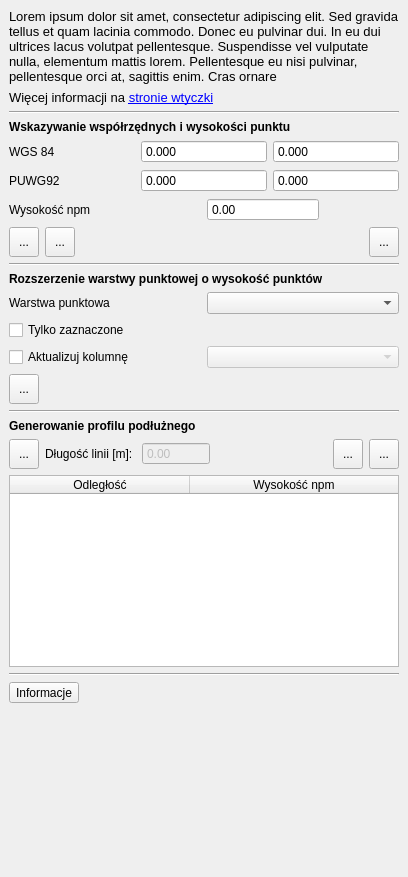
First picture: the form in gissupport_plugin/modules/gugik_nmt/gui/gugik_nmt_plugin_dockwidget_base.ui, repository gis-support/gis-support-plugin, before the edit.
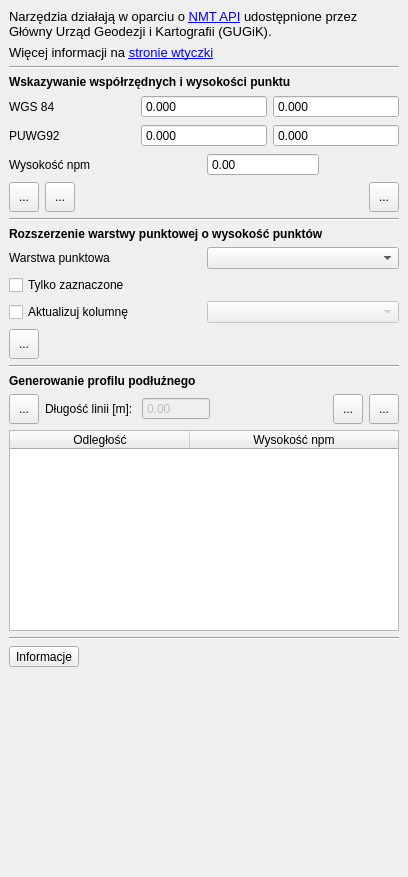
Second picture: the form after the edit. Custom widgets are drawn as their Qt base class.

Commit message: DEV011848, dodane opisy do narzędzi, nowy interfejs pobierania PRG

The edit to the form file:
```diff
--- a/gissupport_plugin/modules/gugik_nmt/gui/gugik_nmt_plugin_dockwidget_base.ui
+++ b/gissupport_plugin/modules/gugik_nmt/gui/gugik_nmt_plugin_dockwidget_base.ui
@@ -24,7 +24,7 @@
     <item>
      <widget class="QLabel" name="infoLabel">
       <property name="text">
-       <string>&lt;html&gt;&lt;head/&gt;&lt;body&gt;&lt;p&gt;&lt;span style=&quot; font-size:10pt;&quot;&gt;Lorem ipsum dolor sit amet, consectetur adipiscing elit. Sed gravida tellus et quam lacinia commodo. Donec eu pulvinar dui. In eu dui ultrices lacus volutpat pellentesque. Suspendisse vel vulputate nulla, elementum mattis lorem. Pellentesque eu nisi pulvinar, pellentesque orci at, sagittis enim. Cras ornare&lt;/span&gt;&lt;/p&gt;&lt;/body&gt;&lt;/html&gt;</string>
+       <string>&lt;html&gt;&lt;head/&gt;&lt;body&gt;&lt;p&gt;&lt;span style=&quot; font-size:10pt;&quot;&gt;Narzędzia działają w oparciu o &lt;a href=&quot;https://services.gugik.gov.pl/nmt/&quot;&gt;&lt;span style=&quot; font-size:10pt; text-decoration: underline; color:#0000ff;&quot;&gt;NMT API&lt;/span&gt;&lt;/a&gt; udostępnione przez Główny Urząd Geodezji i Kartografii (GUGiK).&lt;/span&gt;&lt;/p&gt;&lt;/body&gt;&lt;/html&gt;</string>
       </property>
       <property name="textFormat">
        <enum>Qt::RichText</enum>
@@ -39,7 +39,6 @@
       <property name="font">
        <font>
         <pointsize>8</pointsize>
-        <weight>50</weight>
         <italic>false</italic>
         <bold>false</bold>
         <kerning>true</kerning>
```
Left out of the diff: 3 changed lines with no effect on the pictures. The commit also changes 11 other files.
